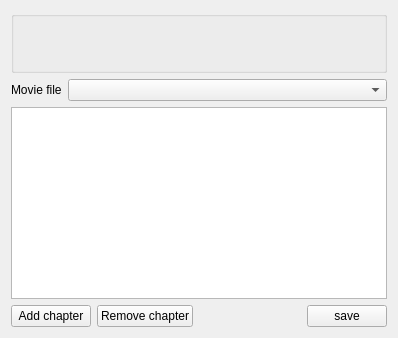
KDE/kdenlive, file src/widgets/dvdwizardchapters_ui.ui: the form before one commit.
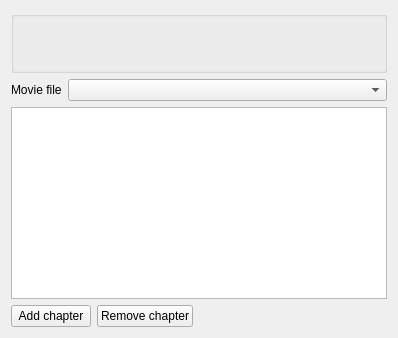
The form after the commit. Custom widgets are drawn as their Qt base class.

Commit message: updated DVD wizard ui

What changed in the file:
```diff
--- a/src/widgets/dvdwizardchapters_ui.ui
+++ b/src/widgets/dvdwizardchapters_ui.ui
@@ -61,13 +61,6 @@
      </property>
     </spacer>
    </item>
-   <item row="3" column="4">
-    <widget class="QPushButton" name="button_save">
-     <property name="text">
-      <string>save</string>
-     </property>
-    </widget>
-   </item>
    <item row="0" column="0" colspan="5">
     <widget class="QGroupBox" name="monitor_frame">
      <property name="title">
```
The commit also changes 1 other file.
